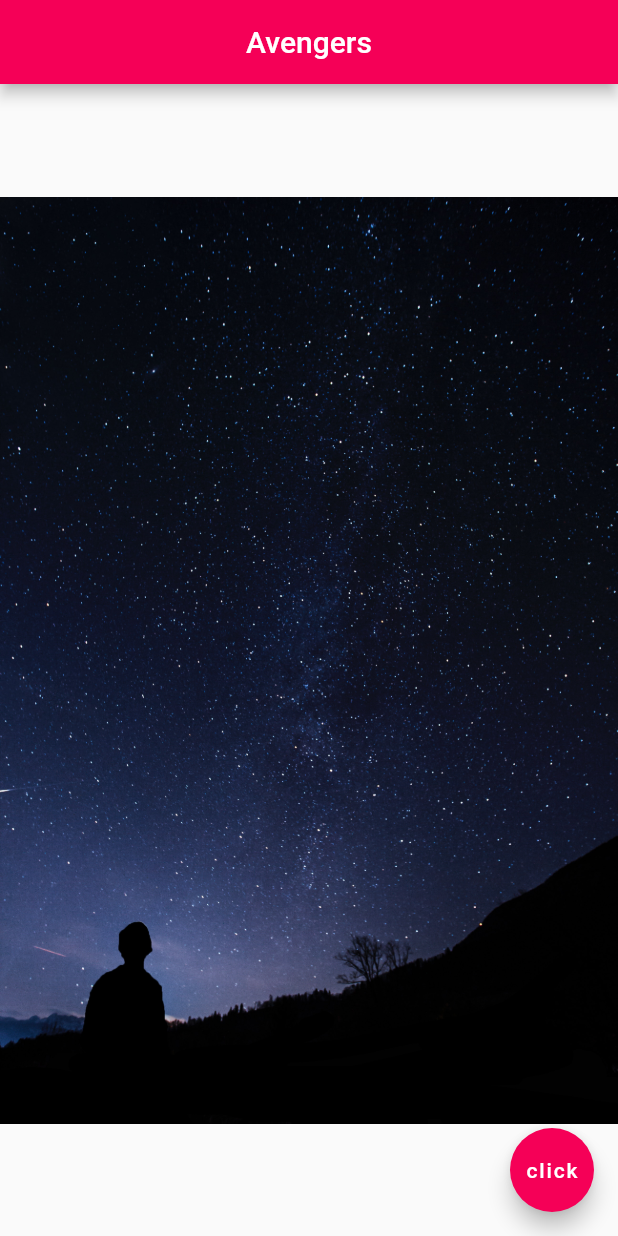
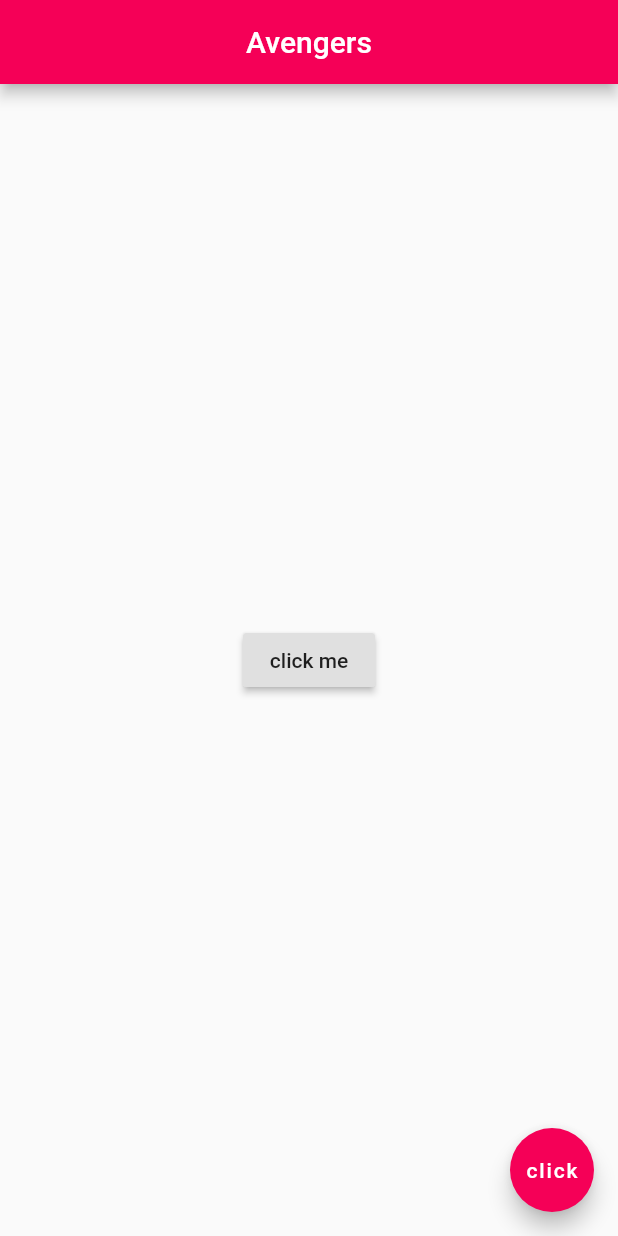
Before and after one commit to kharioki/Intro_to_flutter, a Flutter app: the screen it shows after launch, on a phone screen of 412 x 824 dp. Run offline on Flutter 3.47's test engine with Material 2 defaults, Android fonts, the phone set to English and light mode, and no system bars.

Commit message:
using buttons

```diff
--- a/lib/main.dart
+++ b/lib/main.dart
@@ -15,7 +15,14 @@ class Home extends StatelessWidget {
         centerTitle: true,
         backgroundColor: Colors.pinkAccent[400],
       ),
-      body: Center(child: Image.asset('assets/space-3.jpg')),
+      body: Center(
+        child: RaisedButton(
+          onPressed: () {
+            // function goes here
+          },
+          child: Text('click me'),
+        ),
+      ),
       floatingActionButton: FloatingActionButton(
         onPressed: () {},
         child: Text('click'),
```
